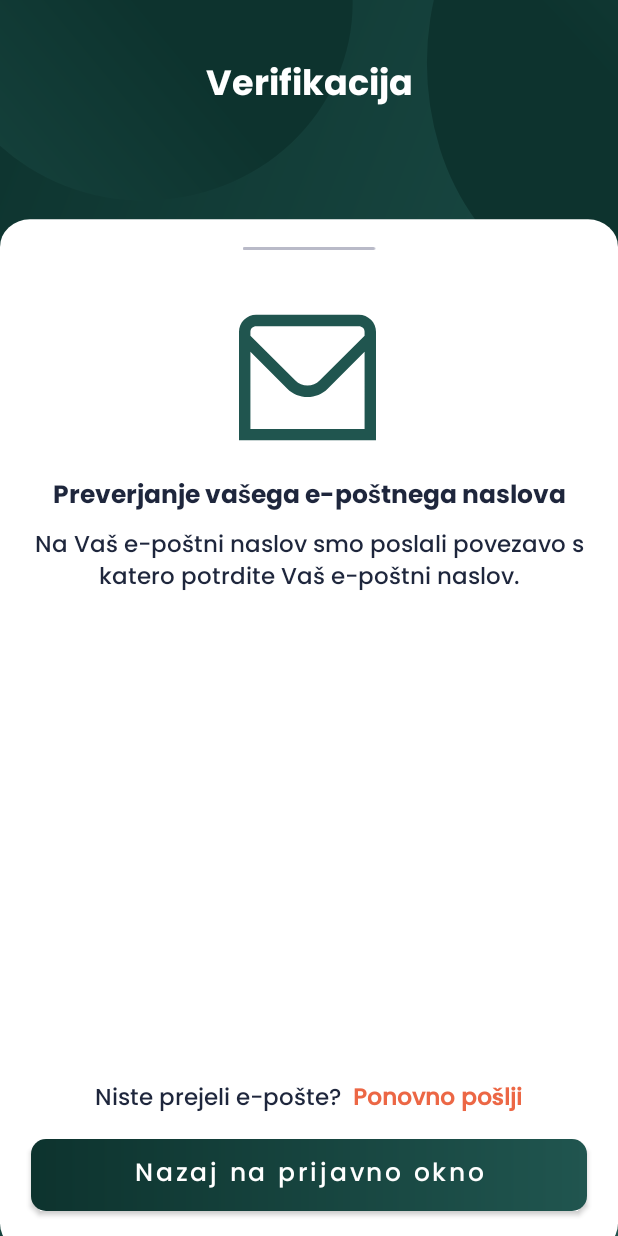
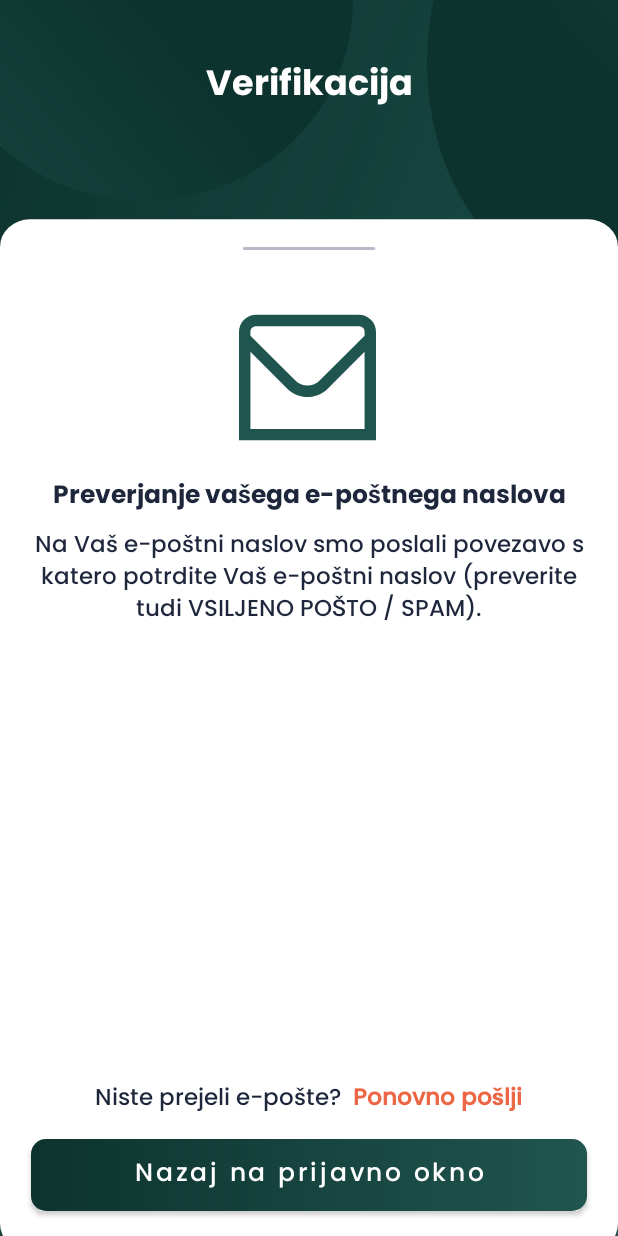
Before and after one commit to cadezd/alergenko, an Android app: the VerificationActivity screen opened directly, with no data from a screen before it, on a phone screen of 412 x 824 dp. Run offline under Robolectric (Android 15) with nearby library versions, the phone set to English and light mode, and no system bars; our stand-ins replace Firebase (no records; nobody signed in at launch, a user with empty details on screens opened directly), sdp/ssp sizes.

Commit message:
improved instructions for verification / reset password

```diff
--- a/app/src/main/res/values/strings.xml
+++ b/app/src/main/res/values/strings.xml
@@ -15,7 +15,7 @@
     <!--Verification activity-->
     <string name="title_verification">Verifikacija</string>
     <string name="txtv_instruction_1">Preverjanje vašega e-poštnega naslova</string>
-    <string name="txtv_instruction_2">Na Vaš e-poštni naslov smo poslali povezavo s katero potrdite Vaš e-poštni naslov.</string>
+    <string name="txtv_instruction_2">Na Vaš e-poštni naslov smo poslali povezavo s katero potrdite Vaš e-poštni naslov (preverite tudi VSILJENO POŠTO / SPAM).</string>
 
     <string name="txtv_resend"><font color="#1E263C">Niste prejeli e-pošte? </font> <font color="#EC6745"><b>Ponovno pošlji</b></font></string>
 
@@ -24,7 +24,7 @@
     <string name="title_reset_password">Ponastavitev gesla</string>
     <string name="txtv_instruction_3">Ali ste pozabili geslo?</string>
     <string name="txtv_instruction_4">Potrebujemo vašo e-pošto, da vam pošljemo e-poštno sporočilo za ponastavitev gesla.</string>
-    <string name="notification_reset_password_email_send">Na vaš e-poštni naslov smo poslali sporočilo za ponastavitev gesla (preverite tudi VSILJENO POŠTO).</string>
+    <string name="notification_reset_password_email_send">Na vaš e-poštni naslov smo poslali sporočilo za ponastavitev gesla (preverite tudi VSILJENO POŠTO / SPAM).</string>
 
     <!--Product info activity-->
     <string name="title_product_info">Informacije o izdelku</string>
```
